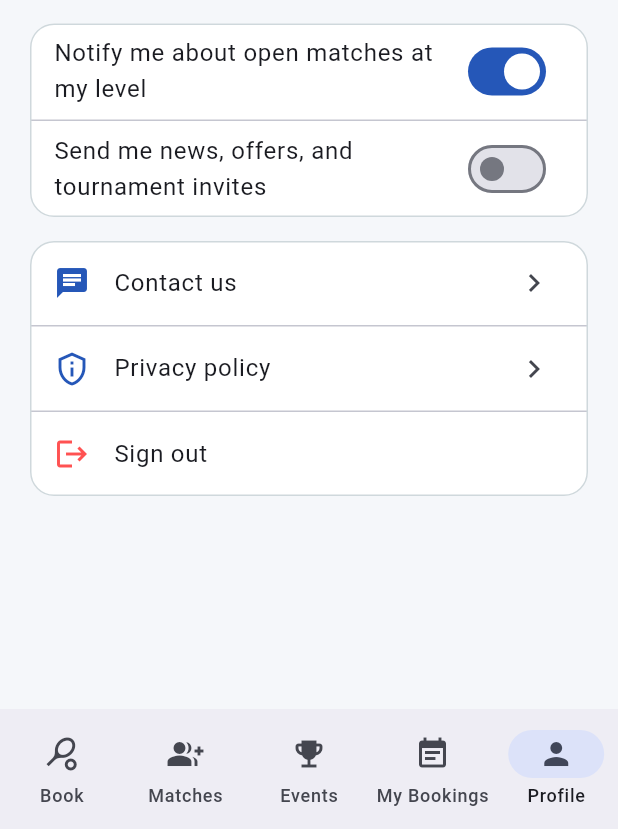
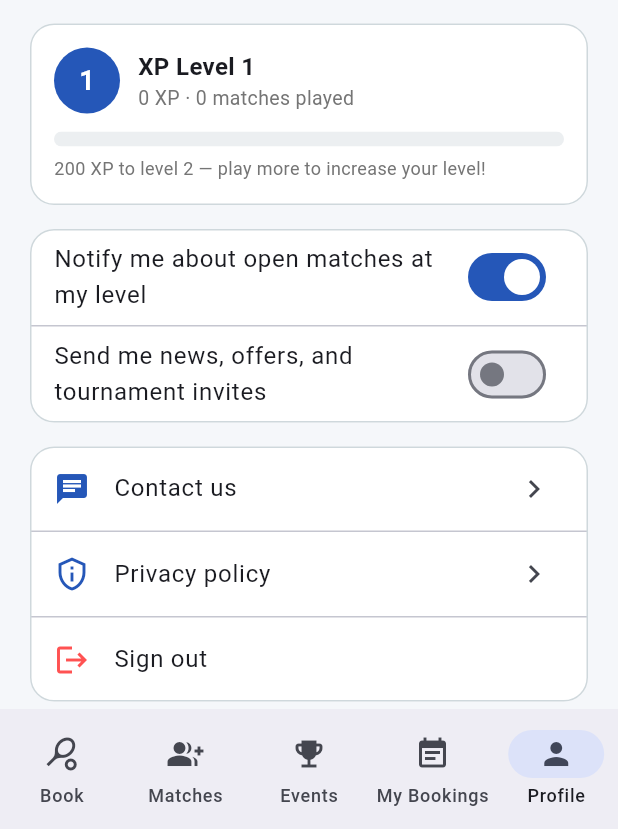
Before and after one commit to basharrahhaliq-cell/Padel-app, a Flutter app: the CustomerHome screen opened directly with empty values, item 5 of the bottom bar chosen, on a phone screen of 412 x 824 dp, the part 407-1236 px from its top. Run offline on Flutter 3.47's test engine with Material 3 defaults, Android fonts, the phone set to English and light mode, and no system bars; our stand-ins replace cloud_firestore, firebase_auth, firebase_core, firebase_messaging, flutter_local_notifications, flutter_timezone and 3 more; accounts and stored records are empty.

Commit message:
Add XP & gamification: levels, progress bar, matches played
XP is awarded by the hourly Cloud Function only after the game time has
passed (50 XP per completed booking or lesson, +20 bonus for open-match
joiners, 100 XP per tournament) and removed if an awarded booking is
cancelled. The profile now shows the numbered XP level (2 at 200, 3 at
500, 4 at 1000, then +750 per level), total XP, matches played, and a
progress bar to the next level. Skill level A-D stays separate.

Co-Authored-By: Claude Fable 5 <noreply@anthropic.com>
Claude-Session: https://claude.ai/code/session_01Aw5U5LBdLKqLreCcoJxRFP

```diff
--- a/lib/src/models/app_user.dart
+++ b/lib/src/models/app_user.dart
@@ -23,6 +23,10 @@ class AppUser {
   /// "Notify me about open matches at my level" (on by default).
   final bool notifyOpenMatches;
 
+  /// Gamification — written only by the Cloud Function after games happen.
+  final int xp;
+  final int matchesPlayed;
+
   final DateTime? createdAt;
 
   const AppUser({
@@ -34,6 +38,8 @@ class AppUser {
     this.skillLevel = '',
     this.marketingConsent = false,
     this.notifyOpenMatches = true,
+    this.xp = 0,
+    this.matchesPlayed = 0,
     this.createdAt,
   });
 
@@ -54,6 +60,8 @@ class AppUser {
       skillLevel: (data['skillLevel'] as String?) ?? '',
       marketingConsent: (data['marketingConsent'] as bool?) ?? false,
       notifyOpenMatches: (data['notifyOpenMatches'] as bool?) ?? true,
+      xp: (data['xp'] as num?)?.toInt() ?? 0,
+      matchesPlayed: (data['matchesPlayed'] as num?)?.toInt() ?? 0,
       createdAt: (data['createdAt'] as Timestamp?)?.toDate(),
     );
   }
--- a/lib/src/screens/customer/profile_screen.dart
+++ b/lib/src/screens/customer/profile_screen.dart
@@ -6,6 +6,7 @@ import '../../models/app_user.dart';
 import '../../services/auth_service.dart';
 import '../../theme.dart';
 import '../../utils/validators.dart';
+import '../../utils/xp.dart';
 import '../auth/login_screen.dart' show levelName;
 import '../contact_us_screen.dart';
 import '../privacy_policy_screen.dart';
@@ -145,6 +146,8 @@ class ProfileScreen extends StatelessWidget {
           ),
         ),
         const SizedBox(height: 8),
+        _XpCard(profile: profile),
+        const SizedBox(height: 8),
         Card(
           child: Column(
             children: [
@@ -198,3 +201,70 @@ class ProfileScreen extends StatelessWidget {
     );
   }
 }
+
+/// XP level, totals, and progress to the next level.
+class _XpCard extends StatelessWidget {
+  final AppUser profile;
+
+  const _XpCard({required this.profile});
+
+  @override
+  Widget build(BuildContext context) {
+    final level = XpSystem.levelFor(profile.xp);
+    final progress = XpSystem.progress(profile.xp);
+    return Card(
+      child: Padding(
+        padding: const EdgeInsets.all(16),
+        child: Column(
+          crossAxisAlignment: CrossAxisAlignment.start,
+          children: [
+            Row(
+              children: [
+                CircleAvatar(
+                  radius: 22,
+                  backgroundColor: AppTheme.courtBlue,
+                  child: Text('$level',
+                      style: const TextStyle(
+                          color: Colors.white,
+                          fontSize: 18,
+                          fontWeight: FontWeight.bold)),
+                ),
+                const SizedBox(width: 12),
+                Expanded(
+                  child: Column(
+                    crossAxisAlignment: CrossAxisAlignment.start,
+                    children: [
+                      Text('XP Level $level',
+                          style: const TextStyle(
+                              fontWeight: FontWeight.w600, fontSize: 16)),
+                      Text(
+                          '${profile.xp} XP · '
+                          '${profile.matchesPlayed} matches played',
+                          style: TextStyle(
+                              color: Colors.grey.shade600, fontSize: 13)),
+                    ],
+                  ),
+                ),
+              ],
+            ),
+            const SizedBox(height: 12),
+            ClipRRect(
+              borderRadius: BorderRadius.circular(6),
+              child: LinearProgressIndicator(
+                value: progress,
+                minHeight: 10,
+                backgroundColor: Colors.blueGrey.shade50,
+                color: AppTheme.ballLime,
+              ),
+            ),
+            const SizedBox(height: 6),
+            Text(
+                '${XpSystem.xpToNext(profile.xp)} XP to level ${level + 1} '
+                '— play more to increase your level!',
+                style: TextStyle(color: Colors.grey.shade600, fontSize: 12)),
+          ],
+        ),
+      ),
+    );
+  }
+}
--- /dev/null
+++ b/lib/src/utils/xp.dart
@@ -0,0 +1,42 @@
+/// XP levels — separate from the A/B/C/D skill level used for
+/// matchmaking. Thresholds: level 2 at 200 XP, 3 at 500, 4 at 1000,
+/// then +750 per level. Must match levelForXp in functions/index.js,
+/// where the XP is actually awarded (after the game time has passed).
+class XpSystem {
+  XpSystem._();
+
+  static const int bookingXp = 50;
+  static const int openMatchJoinBonus = 20;
+  static const int tournamentXp = 100;
+
+  static int levelFor(int xp) {
+    if (xp < 200) return 1;
+    if (xp < 500) return 2;
+    if (xp < 1000) return 3;
+    return 4 + (xp - 1000) ~/ 750;
+  }
+
+  /// Total XP needed to reach [level] (level 1 = 0).
+  static int thresholdFor(int level) {
+    switch (level) {
+      case <= 1:
+        return 0;
+      case 2:
+        return 200;
+      case 3:
+        return 500;
+      default:
+        return 1000 + (level - 4) * 750;
+    }
+  }
+
+  /// Progress within the current level, 0.0 – 1.0.
+  static double progress(int xp) {
+    final level = levelFor(xp);
+    final from = thresholdFor(level);
+    final to = thresholdFor(level + 1);
+    return ((xp - from) / (to - from)).clamp(0.0, 1.0);
+  }
+
+  static int xpToNext(int xp) => thresholdFor(levelFor(xp) + 1) - xp;
+}
```
Also changed, not shown: 1 other file.
